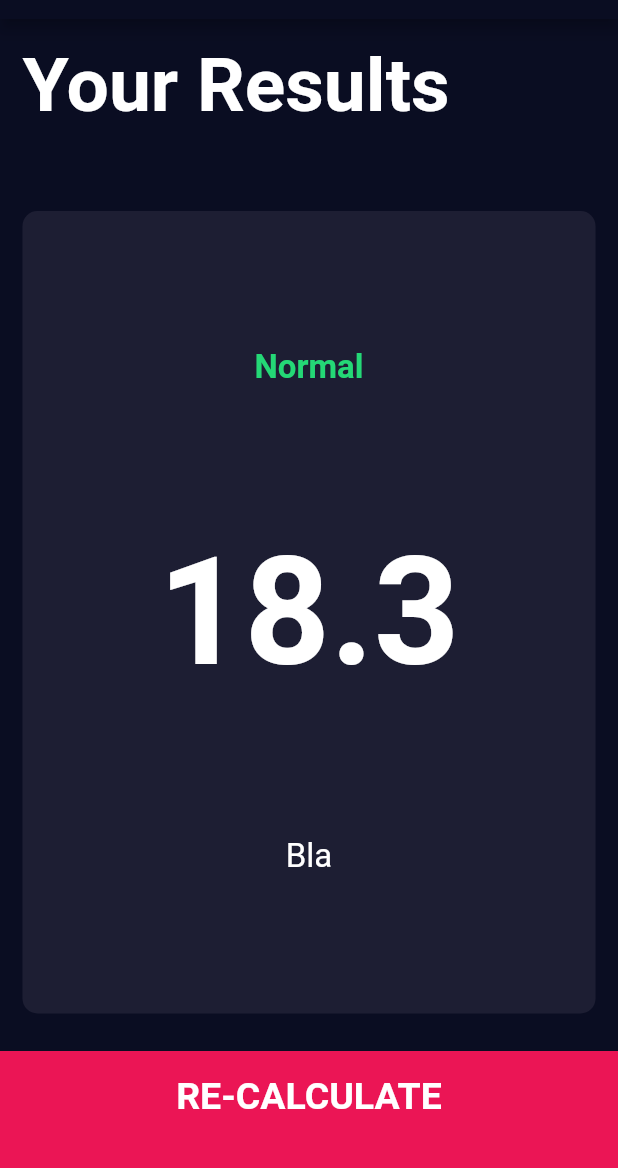
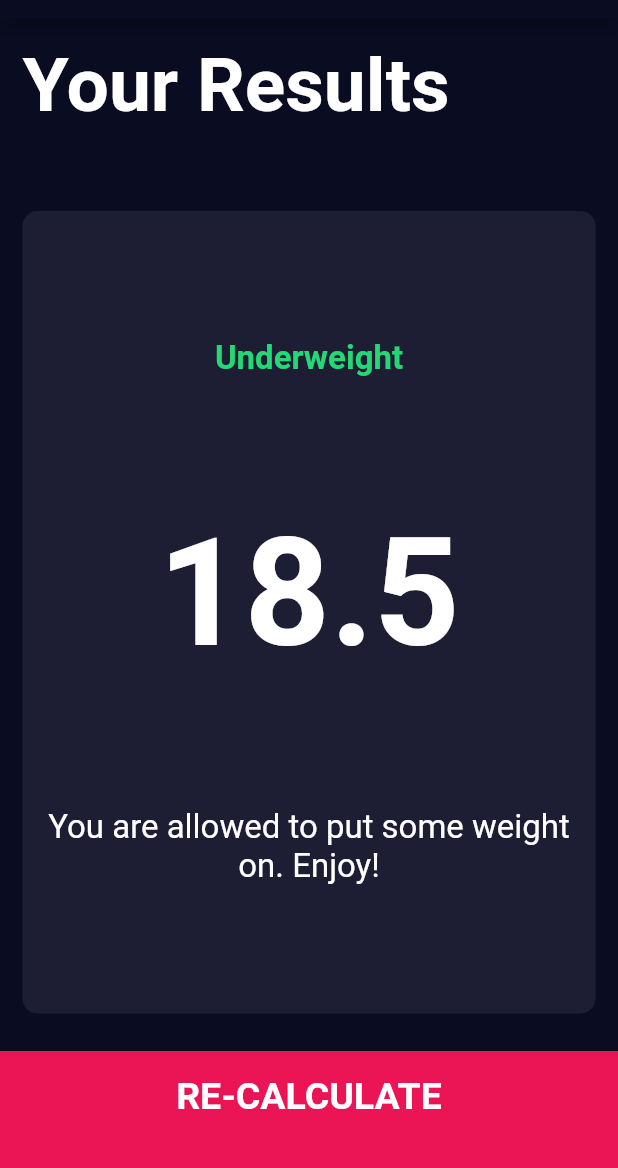
Before and after one commit to tadeumendonca/flutter-bootcamp-with-dart, a Flutter app: the screen it shows after launch, after a tap on "CALCULATE", on a phone screen of 412 x 824 dp, the part 65-1233 px from its top. Run offline on Flutter 3.47's test engine with Material 2 defaults, Android fonts, the phone set to English and light mode, and no system bars; our stand-ins replace audioplayers, font_awesome_flutter.

Commit message:
App complete.

```diff
--- /dev/null
+++ b/bmi_calculator_flutter_master/lib/calculator_brain.dart
@@ -0,0 +1,34 @@
+import 'package:flutter/cupertino.dart';
+import 'dart:math';
+
+class CalculatorBrain {
+  CalculatorBrain({@required this.height, this.weight});
+  final int height;
+  final int weight;
+  double _bmi;
+
+  String calculateBMI() {
+    _bmi = weight / pow(height / 100, 2);
+    return _bmi.toStringAsFixed(1);
+  }
+
+  String getResult() {
+    if (_bmi >= 25) {
+      return 'Overweight';
+    } else if (_bmi > 21) {
+      return 'Normal';
+    } else {
+      return 'Underweight';
+    }
+  }
+
+  String getInterpretation() {
+    if (_bmi >= 25) {
+      return 'You should work harder to loose weight.';
+    } else if (_bmi > 21) {
+      return 'You have an average weight. Well done.';
+    } else {
+      return 'You are allowed to put some weight on. Enjoy!';
+    }
+  }
+}
--- a/bmi_calculator_flutter_master/lib/screens/input_page.dart
+++ b/bmi_calculator_flutter_master/lib/screens/input_page.dart
@@ -1,3 +1,4 @@
+import 'package:bmi_calculator/calculator_brain.dart';
 import 'package:flutter/material.dart';
 import 'package:font_awesome_flutter/font_awesome_flutter.dart';
 import 'package:bmi_calculator/components/reusable_card.dart';
@@ -215,10 +216,17 @@ class _InputPageState extends State<InputPage> {
           BottomButtom(
             buttonTitle: 'CALCULATE',
             onTap: () {
+              CalculatorBrain calc =
+                  CalculatorBrain(height: height, weight: weight);
+
               Navigator.push(
                 context,
                 MaterialPageRoute(
-                  builder: (context) => ResultsPage(),
+                  builder: (context) => ResultsPage(
+                    bmiResult: calc.calculateBMI(),
+                    resultText: calc.getResult(),
+                    interpretation: calc.getInterpretation(),
+                  ),
                 ),
               );
             },
--- a/bmi_calculator_flutter_master/lib/screens/results_page.dart
+++ b/bmi_calculator_flutter_master/lib/screens/results_page.dart
@@ -5,6 +5,12 @@ import 'package:bmi_calculator/components/reusable_card.dart';
 import 'package:bmi_calculator/screens/input_page.dart';
 
 class ResultsPage extends StatelessWidget {
+  ResultsPage({@required this.bmiResult, this.resultText, this.interpretation});
+
+  final String bmiResult;
+  final String resultText;
+  final String interpretation;
+
   @override
   Widget build(BuildContext context) {
     return Scaffold(
@@ -33,15 +39,15 @@ class ResultsPage extends StatelessWidget {
                 crossAxisAlignment: CrossAxisAlignment.center,
                 children: <Widget>[
                   Text(
-                    'Normal',
+                    resultText,
                     style: kResultTextStyle,
                   ),
                   Text(
-                    '18.3',
+                    bmiResult,
                     style: kBMITextStyle,
                   ),
                   Text(
-                    'Bla',
+                    interpretation,
                     textAlign: TextAlign.center,
                     style: kBodyTextStyle,
                   ),
```
